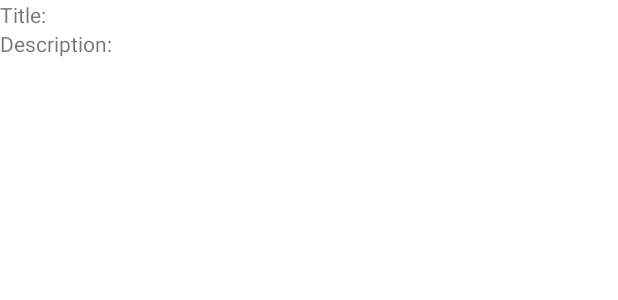
After one commit to Aorjuela/pruebaservinformacion, an Android app: the layout dialog_fragment.xml on its own in the app's theme, with its tools: preview values and no code run, on a phone screen of 412 x 824 dp. The commit adds this screen. Shown: the top 300 px of the screen. Run offline under Robolectric (Android 15) with nearby library versions, the phone set to English and light mode, and no system bars.

Commit message:
adding Custom Dialog class and code to get data in Main Activity

```diff
--- a/app/src/main/AndroidManifest.xml
+++ b/app/src/main/AndroidManifest.xml
@@ -11,7 +11,7 @@
         android:roundIcon="@mipmap/ic_launcher_round"
         android:supportsRtl="true"
         android:theme="@style/Theme.MoviesApp">
-        <activity android:name=".MainActivity">
+        <activity android:name=".view.MainActivity">
             <intent-filter>
                 <action android:name="android.intent.action.MAIN" />
 
--- a/app/src/main/java/com/example/moviesapp/MoviesDAO.kt
+++ b/app/src/main/java/com/example/moviesapp/database/MoviesDAO.kt
@@ -1,7 +1,8 @@
-package com.example.moviesapp
+package com.example.moviesapp.database
 
 import androidx.lifecycle.LiveData
 import androidx.room.*
+import com.example.moviesapp.model.Movie
 
 @Dao
 interface MoviesDAO {
--- a/app/src/main/java/com/example/moviesapp/MoviesDatabase.kt
+++ b/app/src/main/java/com/example/moviesapp/database/MoviesDatabase.kt
@@ -1,9 +1,10 @@
-package com.example.moviesapp
+package com.example.moviesapp.database
 
 import android.content.Context
 import androidx.room.Database
 import androidx.room.Room
 import androidx.room.RoomDatabase
+import com.example.moviesapp.model.Movie
 
 @Database(entities = [Movie::class], version = 3, exportSchema = false)
 abstract class MoviesDatabase : RoomDatabase() {
--- a/app/src/main/java/com/example/moviesapp/Movie.kt
+++ b/app/src/main/java/com/example/moviesapp/model/Movie.kt
@@ -1,4 +1,4 @@
-package com.example.moviesapp
+package com.example.moviesapp.model
 
 import androidx.room.ColumnInfo
 import androidx.room.Entity
--- a/app/src/main/java/com/example/moviesapp/MoviesRepository.kt
+++ b/app/src/main/java/com/example/moviesapp/model/MoviesRepository.kt
@@ -1,9 +1,11 @@
-package com.example.moviesapp
+package com.example.moviesapp.model
 
 import android.content.Context
 import androidx.lifecycle.LiveData
 import androidx.lifecycle.MutableLiveData
-import androidx.lifecycle.Observer
+import com.example.moviesapp.database.MoviesDAO
+import com.example.moviesapp.database.MoviesDatabase
+import com.example.moviesapp.service.MovieApiClient
 import java.util.concurrent.ExecutorService
 import java.util.concurrent.Executors
 
--- a/app/src/main/java/com/example/moviesapp/MoviesViewModel.kt
+++ b/app/src/main/java/com/example/moviesapp/model/MoviesViewModel.kt
@@ -1,4 +1,4 @@
-package com.example.moviesapp
+package com.example.moviesapp.model
 
 import androidx.lifecycle.LiveData
 import androidx.lifecycle.MutableLiveData
--- a/app/src/main/java/com/example/moviesapp/MoviesViewModelFactory.kt
+++ b/app/src/main/java/com/example/moviesapp/model/MoviesViewModelFactory.kt
@@ -1,4 +1,4 @@
-package com.example.moviesapp
+package com.example.moviesapp.model
 
 import android.app.Activity
 import android.content.Context
@@ -18,7 +18,7 @@ class MoviesViewModelFactory(
                 throw IllegalStateException("Not yet atached to application")
             }
             return MoviesViewModelFactory(
-                MoviesRepository.getInstance(context)
+                    MoviesRepository.getInstance(context)
             )
         }
     }
--- a/app/src/main/java/com/example/moviesapp/ApiService.kt
+++ b/app/src/main/java/com/example/moviesapp/service/ApiService.kt
@@ -1,5 +1,6 @@
-package com.example.moviesapp
+package com.example.moviesapp.service
 
+import com.example.moviesapp.model.ServiceResponse
 import retrofit2.Call
 import retrofit2.http.GET
 import retrofit2.http.Path
--- a/app/src/main/java/com/example/moviesapp/MovieApiClient.kt
+++ b/app/src/main/java/com/example/moviesapp/service/MovieApiClient.kt
@@ -1,6 +1,8 @@
-package com.example.moviesapp
+package com.example.moviesapp.service
 
 import androidx.lifecycle.MutableLiveData
+import com.example.moviesapp.model.Movie
+import com.example.moviesapp.model.ServiceResponse
 import retrofit2.Call
 import retrofit2.Response
 import retrofit2.Retrofit
@@ -61,7 +63,7 @@ class MovieApiClient {
         fun getMovies(): Call<ServiceResponse>?{
             val retrofit: Retrofit? = RetrofitClientService.getRetrofitInstance()
             val apiService: ApiService? = retrofit?.create(ApiService::class.java)
-            return apiService?.getMovies(3,1,RetrofitClientService.API_KEY)
+            return apiService?.getMovies(3,1, RetrofitClientService.API_KEY)
         }
         fun cancelRequest(){
             cancelRequest = true
--- a/app/src/main/java/com/example/moviesapp/RetrofitClientService.kt
+++ b/app/src/main/java/com/example/moviesapp/service/RetrofitClientService.kt
@@ -1,4 +1,4 @@
-package com.example.moviesapp
+package com.example.moviesapp.service
 
 import retrofit2.Retrofit
 import retrofit2.converter.gson.GsonConverterFactory
--- a/app/src/main/res/layout/activity_main.xml
+++ b/app/src/main/res/layout/activity_main.xml
@@ -4,7 +4,7 @@
     xmlns:tools="http://schemas.android.com/tools"
     android:layout_width="match_parent"
     android:layout_height="match_parent"
-    tools:context=".MainActivity">
+    tools:context=".view.MainActivity">
 
     <androidx.recyclerview.widget.RecyclerView
         android:id="@+id/recycler_view_movies"
--- /dev/null
+++ b/app/src/main/res/layout/dialog_fragment.xml
@@ -0,0 +1,55 @@
+<?xml version="1.0" encoding="utf-8"?>
+<androidx.constraintlayout.widget.ConstraintLayout
+    xmlns:android="http://schemas.android.com/apk/res/android"
+    xmlns:app="http://schemas.android.com/apk/res-auto"
+    xmlns:tools="http://schemas.android.com/tools"
+    android:layout_width="match_parent"
+    android:layout_height="match_parent">
+
+    <LinearLayout
+        android:layout_width="match_parent"
+        android:layout_height="wrap_content"
+        android:orientation="vertical"
+        app:layout_constraintTop_toTopOf="parent">
+
+        <LinearLayout
+            android:layout_width="match_parent"
+            android:layout_height="wrap_content"
+            android:orientation="horizontal">
+
+            <TextView
+                android:layout_width="match_parent"
+                android:layout_height="wrap_content"
+                android:text="Title: "
+                android:layout_weight="1" />
+
+            <TextView
+                android:id="@+id/text_view_title"
+                android:layout_width="match_parent"
+                android:layout_height="wrap_content"
+                android:layout_weight="1" />
+
+        </LinearLayout>
+
+        <LinearLayout
+            android:layout_width="match_parent"
+            android:layout_height="wrap_content"
+            android:orientation="horizontal">
+
+            <TextView
+                android:layout_width="match_parent"
+                android:layout_height="wrap_content"
+                android:text="Description: "
+                android:layout_weight="1" />
+
+            <TextView
+                android:id="@+id/text_view_description"
+                android:layout_width="match_parent"
+                android:layout_height="wrap_content"
+                android:layout_weight="1" />
+
+        </LinearLayout>
+
+    </LinearLayout>
+
+</androidx.constraintlayout.widget.ConstraintLayout>
```
Also changed, not shown: app/src/main/java/com/example/moviesapp/MovieItem.kt (deleted, +0 -16 lines), app/src/main/java/com/example/moviesapp/ServiceResponse.kt (deleted, +0 -22 lines), app/src/main/java/com/example/moviesapp/model/ServiceResponse.kt (added, +23 -0 lines), app/src/main/java/com/example/moviesapp/view/CustomDialogFragment.kt (added, +43 -0 lines), app/src/main/java/com/example/moviesapp/view/MainActivity.kt (renamed from app/src/main/java/com/example/moviesapp/MainActivity.kt, +16 -5 lines), app/src/main/java/com/example/moviesapp/view/MovieItem.kt (added, +19 -0 lines). Lines whose indentation alone changed are shown as unchanged.
